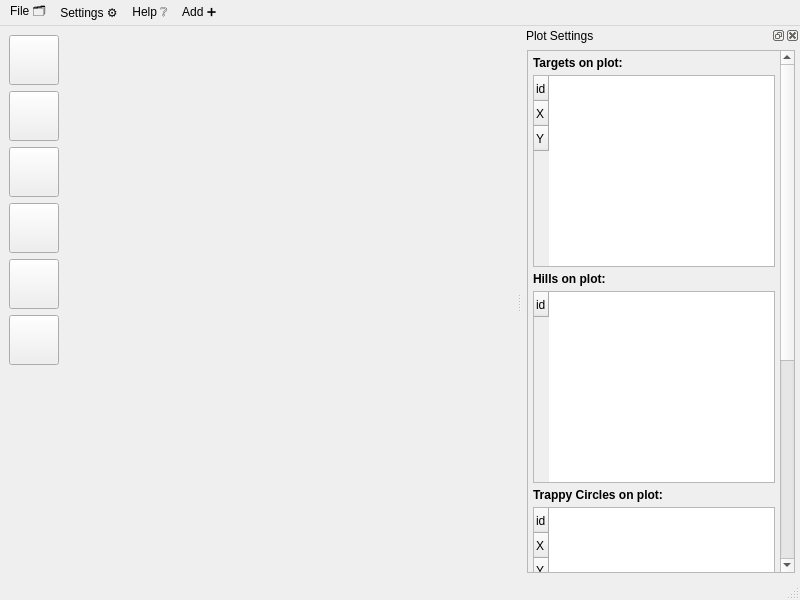
First picture: the form in main/mainwindow.ui, repository UmbrellaLeaf5/locus_no_pilotus, before the edit.
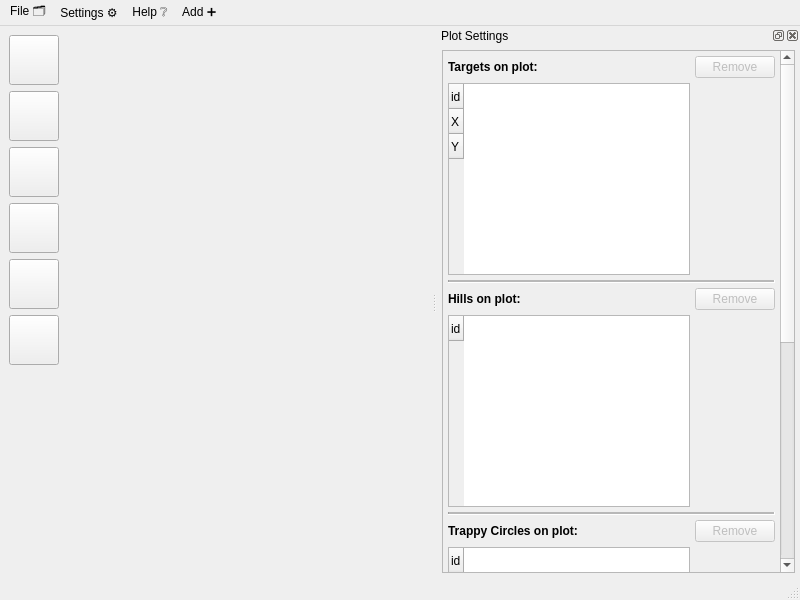
Second picture: the form after the edit. Icons and pictures are not drawn. Custom widgets are drawn as their Qt base class.

Commit message: add Remove buttons (only visual) and bracing lines

```diff
--- a/main/mainwindow.ui
+++ b/main/mainwindow.ui
@@ -417,7 +417,7 @@
          <rect>
           <x>0</x>
           <y>0</y>
-          <width>150</width>
+          <width>300</width>
           <height>1000</height>
          </rect>
         </property>
@@ -438,6 +438,8 @@
           <number>5</number>
          </property>
          <item>
+          <layout class="QGridLayout" name="targetTableGridLayout">
+           <item row="0" column="0">
           <widget class="QLabel" name="targetInfoLabel">
            <property name="sizePolicy">
             <sizepolicy hsizetype="Expanding" vsizetype="Expanding">
@@ -466,7 +468,7 @@
            </property>
           </widget>
          </item>
-         <item>
+           <item row="1" column="0">
           <widget class="QTableWidget" name="targetInfoTableWidget">
            <property name="sizePolicy">
             <sizepolicy hsizetype="Expanding" vsizetype="Expanding">
@@ -509,7 +511,78 @@
            </row>
           </widget>
          </item>
+           <item row="0" column="1">
+            <widget class="QPushButton" name="targetRemovePushButton">
+             <property name="enabled">
+              <bool>false</bool>
+             </property>
+             <property name="sizePolicy">
+              <sizepolicy hsizetype="Preferred" vsizetype="Preferred">
+               <horstretch>0</horstretch>
+               <verstretch>0</verstretch>
+              </sizepolicy>
+             </property>
+             <property name="styleSheet">
+              <string notr="true">QPushButton::hover{background-color: rgb(184, 184, 184);border: 1px solid #6f6f6f;}
+QPushButton::pressed{background-color: rgb(135, 135, 135);}
+              </string>
+             </property>
+             <property name="text">
+              <string>Remove</string>
+             </property>
+            </widget>
+           </item>
+          </layout>
+         </item>
          <item>
+          <widget class="Line" name="br_line_1">
+           <property name="sizePolicy">
+            <sizepolicy hsizetype="Expanding" vsizetype="Fixed">
+             <horstretch>0</horstretch>
+             <verstretch>0</verstretch>
+            </sizepolicy>
+           </property>
+           <property name="lineWidth">
+            <number>1</number>
+           </property>
+           <property name="midLineWidth">
+            <number>2</number>
+           </property>
+           <property name="orientation">
+            <enum>Qt::Horizontal</enum>
+           </property>
+          </widget>
+         </item>
+         <item>
+          <layout class="QGridLayout" name="hillTableGridLayout">
+           <item row="2" column="0">
+            <widget class="QTableWidget" name="hillInfoTableWidget">
+             <property name="editTriggers">
+              <set>QAbstractItemView::AllEditTriggers</set>
+             </property>
+             <property name="rowCount">
+              <number>1</number>
+             </property>
+             <attribute name="horizontalHeaderMinimumSectionSize">
+              <number>25</number>
+             </attribute>
+             <attribute name="horizontalHeaderDefaultSectionSize">
+              <number>75</number>
+             </attribute>
+             <attribute name="verticalHeaderMinimumSectionSize">
+              <number>25</number>
+             </attribute>
+             <attribute name="verticalHeaderDefaultSectionSize">
+              <number>25</number>
+             </attribute>
+             <row>
+              <property name="text">
+               <string>id</string>
+              </property>
+             </row>
+            </widget>
+           </item>
+           <item row="1" column="0">
           <widget class="QLabel" name="hillInfoLabel">
            <property name="sizePolicy">
             <sizepolicy hsizetype="Expanding" vsizetype="Expanding">
@@ -538,34 +611,72 @@
            </property>
           </widget>
          </item>
+           <item row="1" column="1">
+            <widget class="QPushButton" name="hillRemovePushButton">
+             <property name="enabled">
+              <bool>false</bool>
+             </property>
+             <property name="sizePolicy">
+              <sizepolicy hsizetype="Preferred" vsizetype="Preferred">
+               <horstretch>0</horstretch>
+               <verstretch>0</verstretch>
+              </sizepolicy>
+             </property>
+             <property name="styleSheet">
+              <string notr="true">QPushButton::hover{background-color: rgb(184, 184, 184);border: 1px solid #6f6f6f;}
+QPushButton::pressed{background-color: rgb(135, 135, 135);}
+              </string>
+             </property>
+             <property name="text">
+              <string>Remove</string>
+             </property>
+            </widget>
+           </item>
+          </layout>
+         </item>
          <item>
-          <widget class="QTableWidget" name="hillInfoTableWidget">
-           <property name="editTriggers">
-            <set>QAbstractItemView::AllEditTriggers</set>
+          <widget class="Line" name="br_line_2">
+           <property name="sizePolicy">
+            <sizepolicy hsizetype="Expanding" vsizetype="Fixed">
+             <horstretch>0</horstretch>
+             <verstretch>0</verstretch>
+            </sizepolicy>
            </property>
-           <property name="rowCount">
+           <property name="lineWidth">
             <number>1</number>
            </property>
-           <attribute name="horizontalHeaderMinimumSectionSize">
-            <number>25</number>
-           </attribute>
-           <attribute name="horizontalHeaderDefaultSectionSize">
-            <number>75</number>
-           </attribute>
-           <attribute name="verticalHeaderMinimumSectionSize">
-            <number>25</number>
-           </attribute>
-           <attribute name="verticalHeaderDefaultSectionSize">
-            <number>25</number>
-           </attribute>
-           <row>
-            <property name="text">
-             <string>id</string>
-            </property>
-           </row>
+           <property name="midLineWidth">
+            <number>2</number>
+           </property>
+           <property name="orientation">
+            <enum>Qt::Horizontal</enum>
+           </property>
           </widget>
          </item>
          <item>
+          <layout class="QGridLayout" name="trappyCircleGridLayout">
+           <item row="1" column="1">
+            <widget class="QPushButton" name="trappyCircleRemovePushButton">
+             <property name="enabled">
+              <bool>false</bool>
+             </property>
+             <property name="sizePolicy">
+              <sizepolicy hsizetype="Preferred" vsizetype="Preferred">
+               <horstretch>0</horstretch>
+               <verstretch>0</verstretch>
+              </sizepolicy>
+             </property>
+             <property name="styleSheet">
+              <string notr="true">QPushButton::hover{background-color: rgb(184, 184, 184);border: 1px solid #6f6f6f;}
+QPushButton::pressed{background-color: rgb(135, 135, 135);}
+              </string>
+             </property>
+             <property name="text">
+              <string>Remove</string>
+             </property>
+            </widget>
+           </item>
+           <item row="1" column="0">
           <widget class="QLabel" name="trappyCircleInfoLabel">
            <property name="sizePolicy">
             <sizepolicy hsizetype="Expanding" vsizetype="Expanding">
@@ -594,7 +705,7 @@
            </property>
           </widget>
          </item>
-         <item>
+           <item row="2" column="0">
           <widget class="QTableWidget" name="trappyCircleInfoTableWidget">
            <property name="editTriggers">
             <set>QAbstractItemView::AllEditTriggers</set>
@@ -642,7 +753,30 @@
            </row>
           </widget>
          </item>
+          </layout>
+         </item>
          <item>
+          <widget class="Line" name="br_line_3">
+           <property name="sizePolicy">
+            <sizepolicy hsizetype="Expanding" vsizetype="Fixed">
+             <horstretch>0</horstretch>
+             <verstretch>0</verstretch>
+            </sizepolicy>
+           </property>
+           <property name="lineWidth">
+            <number>1</number>
+           </property>
+           <property name="midLineWidth">
+            <number>2</number>
+           </property>
+           <property name="orientation">
+            <enum>Qt::Horizontal</enum>
+           </property>
+          </widget>
+         </item>
+         <item>
+          <layout class="QGridLayout" name="trappyLineGridLayout">
+           <item row="0" column="0">
           <widget class="QLabel" name="trappyLineInfoLabel">
            <property name="sizePolicy">
             <sizepolicy hsizetype="Expanding" vsizetype="Expanding">
@@ -671,7 +805,28 @@
            </property>
           </widget>
          </item>
-         <item>
+           <item row="0" column="1">
+            <widget class="QPushButton" name="trappyLineRemovePushButton">
+             <property name="enabled">
+              <bool>false</bool>
+             </property>
+             <property name="sizePolicy">
+              <sizepolicy hsizetype="Preferred" vsizetype="Preferred">
+               <horstretch>0</horstretch>
+               <verstretch>0</verstretch>
+              </sizepolicy>
+             </property>
+             <property name="styleSheet">
+              <string notr="true">QPushButton::hover{background-color: rgb(184, 184, 184);border: 1px solid #6f6f6f;}
+QPushButton::pressed{background-color: rgb(135, 135, 135);}
+              </string>
+             </property>
+             <property name="text">
+              <string>Remove</string>
+             </property>
+            </widget>
+           </item>
+           <item row="1" column="0">
           <widget class="QTableWidget" name="trappyLineInfoTableWidget">
            <property name="editTriggers">
             <set>QAbstractItemView::AllEditTriggers</set>
@@ -709,6 +864,8 @@
           </widget>
          </item>
         </layout>
+         </item>
+        </layout>
        </widget>
       </widget>
      </item>
```
Left out of the diff: 19 changed lines with no effect on the pictures. Lines whose indentation alone changed are shown as unchanged.
